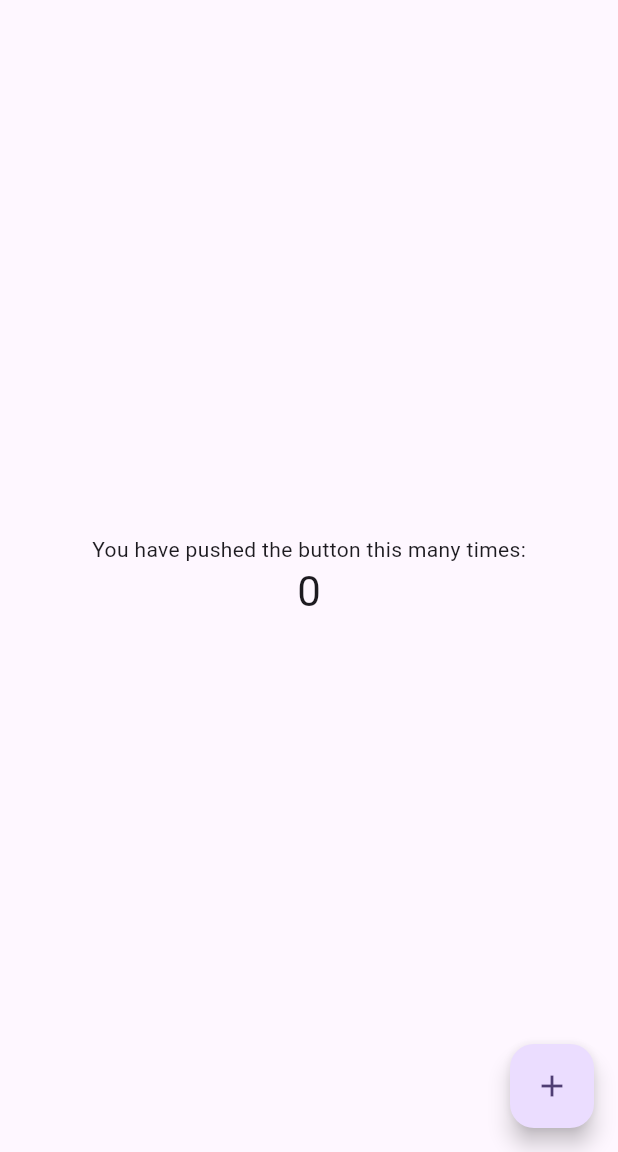
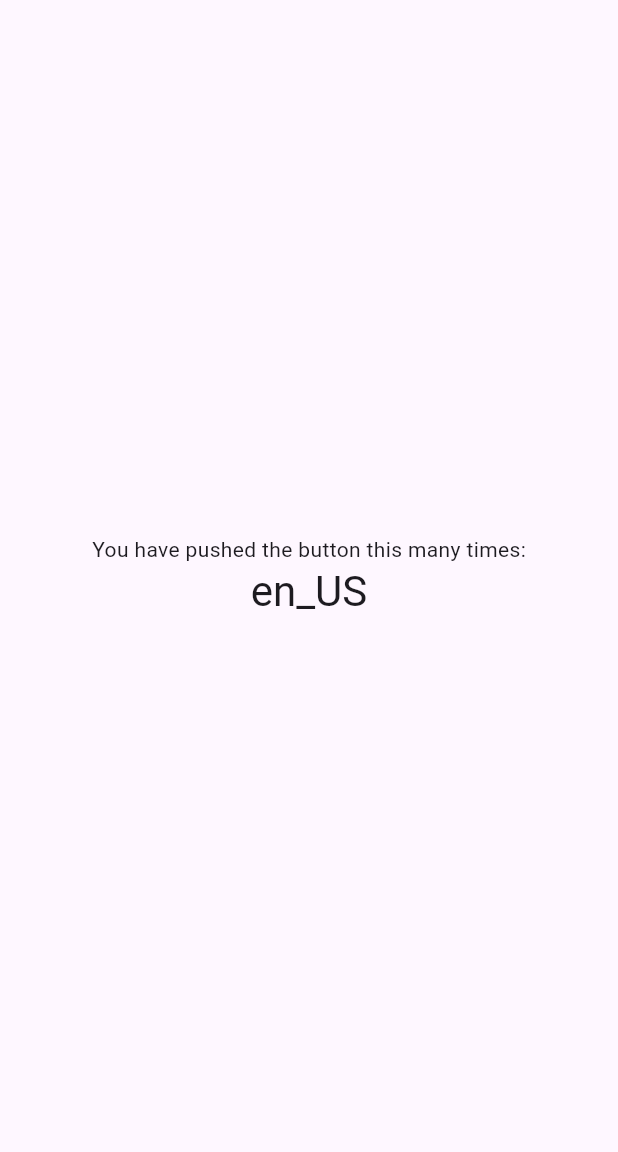
Before and after one commit to Creative-Media-Group/mylocalization, a Flutter app: the screen it shows after launch, on a phone screen of 412 x 824 dp, the part 84-1236 px from its top. Run offline on Flutter 3.47's test engine with Material 3 defaults, Android fonts, the phone set to English and light mode, and no system bars.

Commit message:
Update main.dart

```diff
--- a/example/lib/main.dart
+++ b/example/lib/main.dart
@@ -5,10 +5,10 @@ void main() {
   runApp(const MyApp());
 }
 
-void myfunction() {
+String myfunction() {
   MyLocalization mylocalization = MyLocalization();
   String greeting = mylocalization.current();
-  print(greeting);
+  return greeting.toString();
 }
 
 class MyApp extends StatelessWidget {
@@ -105,17 +105,12 @@ class _MyHomePageState extends State<MyHomePage> {
               'You have pushed the button this many times:',
             ),
             Text(
-              '$_counter',
+              myfunction(),
               style: Theme.of(context).textTheme.headlineMedium,
             ),
           ],
         ),
       ),
-      floatingActionButton: const FloatingActionButton(
-        onPressed: myfunction,
-        tooltip: 'Increment',
-        child: Icon(Icons.add),
-      ), // This trailing comma makes auto-formatting nicer for build methods.
     );
   }
 }
```
